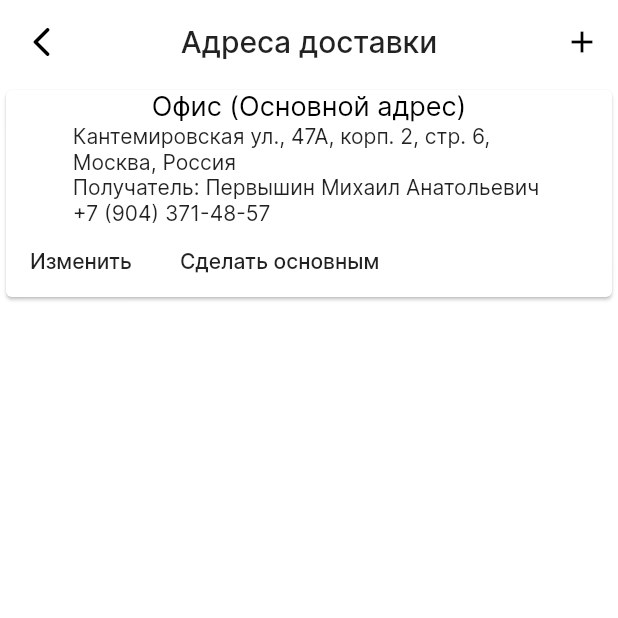
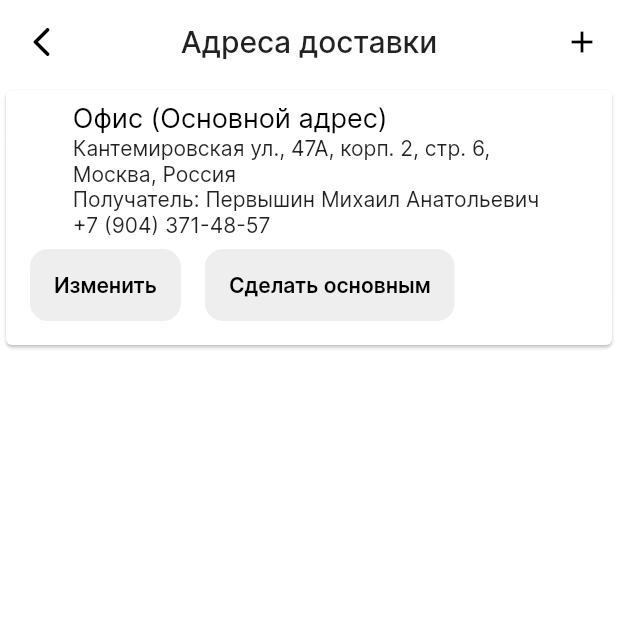
Before and after one commit to nckntuiux/biziApp, a Flutter app: the AccountPage screen opened directly, after a tap on "Адреса доставки", on a phone screen of 412 x 824 dp, the top half of it. Run offline on Flutter 3.47's test engine with Material 2 defaults, Android fonts, the phone set to English and light mode, and no system bars; our stand-ins replace pull_to_refresh; missing offline and left inert: superellipse_shape.

```diff
--- a/lib/assets/styles.dart
+++ b/lib/assets/styles.dart
@@ -102,8 +102,8 @@ TextStyle sAlt = TextStyle(
 
 TextStyle sHeadingFinish = TextStyle(
   color: Colors.black,
-  fontWeight: FontWeight.w200,
-  fontSize: 36,
+  fontWeight: FontWeight.w300,
+  fontSize: 32,
 );
 
 TextStyle sAltFinish = TextStyle(
--- a/lib/items.dart
+++ b/lib/items.dart
@@ -200,17 +200,35 @@ class AddressItemState extends State<AddressItem> {
 
   @override
   Widget build(BuildContext context) {
-    return new Card(
+    return ClipRRect(
+      borderRadius: BorderRadius.all(Radius.circular(12.0)),
+      child: new Card(
+        child: Padding(
+          padding: const EdgeInsets.all(8.0),
           child: new Column(
             children: [
               new AddressTextItem(),
               new Row(
                 children: [
-              new MaterialButton(onPressed: _onEditPressed, child: new Text("Изменить"),),
-              new MaterialButton(onPressed: _onDefaultPressed, child: new Text(btnName),),
+                  Padding(
+                    padding: const EdgeInsets.all(8.0),
+                    child: ClipRRect(
+                      borderRadius: BorderRadius.all(Radius.circular(12.0)),
+                      child: new FlatButton(onPressed: _onEditPressed, child: new Text("Изменить", style: sButton,), color: Colors.grey[200], height: 48,),
+                    ),
+                  ),
+                  Padding(
+                    padding: const EdgeInsets.all(8.0),
+                    child: ClipRRect(
+                      borderRadius: BorderRadius.all(Radius.circular(12.0)),
+                      child: new FlatButton(onPressed: _onDefaultPressed, child: new Text(btnName, style: sButton,), color: Colors.grey[200], height: 48,),
+                    ),
+                  ),
                 ],
               )
             ],
+          ),
+        ),
       ),
     );
   }
@@ -220,6 +238,7 @@ class AddressTextItem extends StatelessWidget {
   @override
   Widget build(BuildContext context) {
     return new Column(
+      crossAxisAlignment: CrossAxisAlignment.start,
       children: [
         new Text("Офис (Основной адрес)", style: sHeading,),
         new Text("Кантемировская ул., 47А, корп. 2, стр. 6,\nМосква, Россия\nПолучатель: Первышин Михаил Анатольевич \n+7 (904) 371-48-57"),
--- a/lib/view/account/account.dart
+++ b/lib/view/account/account.dart
@@ -32,8 +32,14 @@ class _AccountPageState extends State<AccountPage> {
       body: Container(
         child: new ListView(children: [
           new Column(children: [
-            new Text("Николай Благовестный"),
-            new Text("+7 (999) 999-99-99"),
+            Padding(
+              padding: const EdgeInsets.all(8.0),
+              child: new Text("Николай Благовестный", style: sHeadingFinish,),
+            ),
+            Padding(
+              padding: const EdgeInsets.all(8.0),
+              child: new Text("+7 (999) 999-99-99", style: sAltFinish,),
+            ),
           ],),
           new Divider(),
           new TextButton(onPressed: _onOrdersItemPressed, child: Text("Мои заказы", style: TextStyle(color: Colors.black)),),
--- a/lib/view/order/order_new.dart
+++ b/lib/view/order/order_new.dart
@@ -18,8 +18,8 @@ class NewOrderPage extends StatefulWidget {
 
 class _NewOrderPageState extends State<NewOrderPage> {
 
-  String _finishHeader = "";
-  String _finishAlt = "";
+  String _finishHeader = "Проверьте адрес";
+  String _finishAlt = "Нажмите для выбора правильного";
 
   @override
   Widget build(BuildContext context) {
@@ -77,7 +77,7 @@ class _NewOrderPageState extends State<NewOrderPage> {
   void _onButtonPressed() {
     setState(() {
       _finishHeader = "Cпасибо за заказ!";
-      _finishAlt = "Ищем водителя для доставки вашего заказа";
+      _finishAlt = "Ищем водителя поблизости";
     });
   }
 
```
Also changed, not shown: lib/view/home.dart (+14 -1 lines), lib/view/launch/setbudget.dart (+105 -0 lines), lib/view/order/account_orders.dart (+14 -9 lines), lib/view/order/order.dart (deleted). Lines whose indentation alone changed are shown as unchanged.
